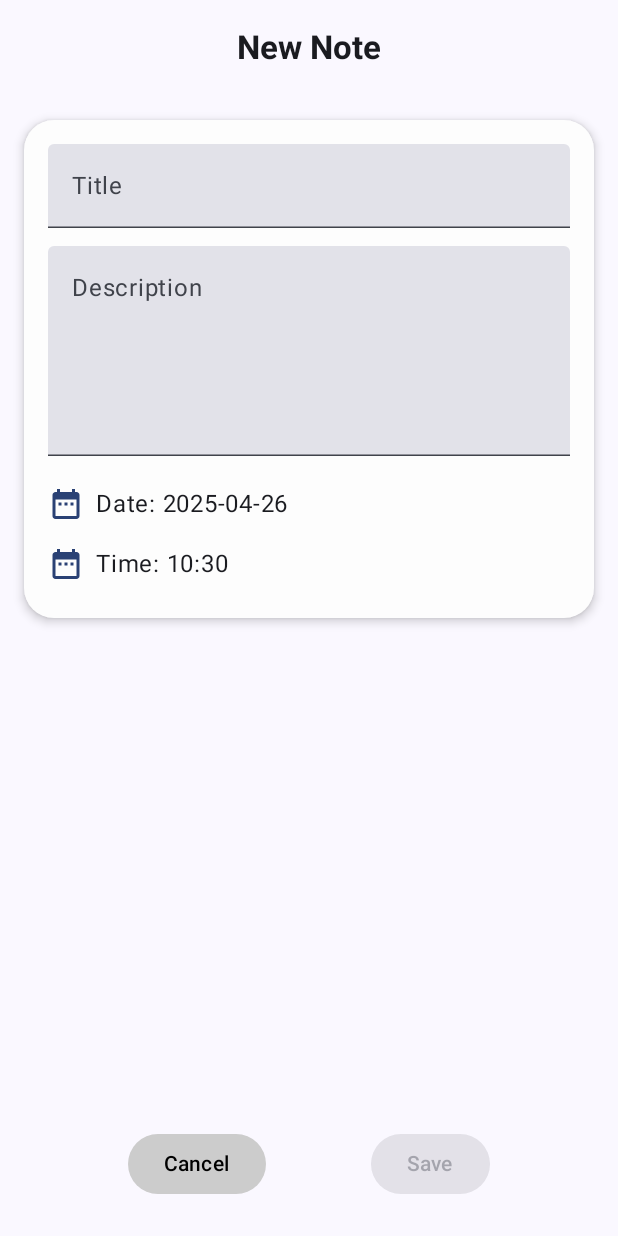
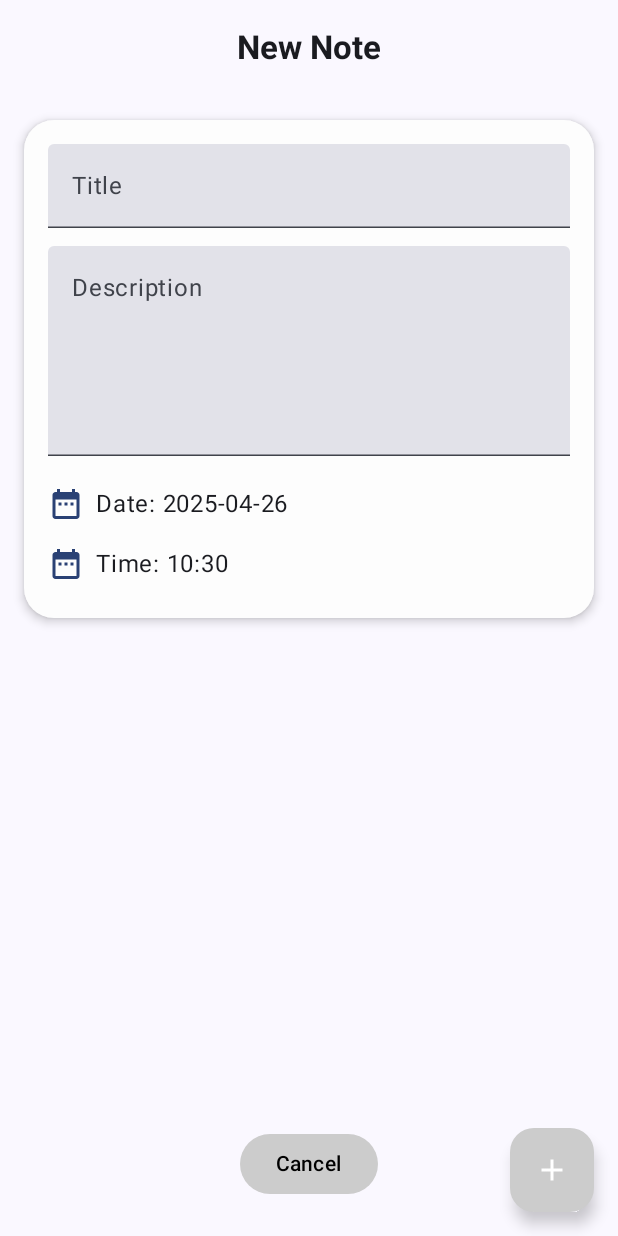
Before and after one commit to WantonOoze23/NoteList, an Android app built with Jetpack Compose: the AddEditNoteScreen screen opened through its navigation route, on a phone screen of 412 x 824 dp. Run offline under Robolectric (Android 15) with nearby library versions, the phone set to English and light mode, and no system bars.

Commit message:
add/edit button on addeditscreen changed

```diff
--- a/app/src/main/java/com/tyshko/notelist/ui/screens/AddEditNoteScreen.kt
+++ b/app/src/main/java/com/tyshko/notelist/ui/screens/AddEditNoteScreen.kt
@@ -4,6 +4,7 @@ import android.app.DatePickerDialog
 import android.app.TimePickerDialog
 import androidx.compose.animation.animateColor
 import androidx.compose.animation.core.RepeatMode
+import androidx.compose.animation.core.animateFloat
 import androidx.compose.animation.core.infiniteRepeatable
 import androidx.compose.animation.core.rememberInfiniteTransition
 import androidx.compose.animation.core.tween
@@ -11,12 +12,14 @@ import androidx.compose.foundation.clickable
 import androidx.compose.foundation.layout.*
 import androidx.compose.foundation.shape.RoundedCornerShape
 import androidx.compose.material.icons.Icons
+import androidx.compose.material.icons.filled.Add
 import androidx.compose.material.icons.filled.DateRange
 import androidx.compose.material3.*
 import androidx.compose.runtime.*
 import androidx.compose.ui.Alignment
 import androidx.compose.ui.Modifier
 import androidx.compose.ui.graphics.Color
+import androidx.compose.ui.graphics.graphicsLayer
 import androidx.compose.ui.platform.LocalContext
 import androidx.compose.ui.text.font.FontWeight
 import androidx.compose.ui.unit.dp
@@ -59,6 +62,44 @@ fun AddEditNoteScreen(
                     )
                 }
             )
+        },
+                modifier = Modifier
+                .statusBarsPadding()
+            .fillMaxSize(),
+        floatingActionButton = {
+            val infiniteTransition = rememberInfiniteTransition(label = "fab_animation")
+
+            val rotation by infiniteTransition.animateFloat(
+                initialValue = 0f,
+                targetValue = 360f,
+                animationSpec = infiniteRepeatable(
+                    animation = tween(durationMillis = 3000) ,
+                    repeatMode = RepeatMode.Restart
+                ),
+                label = "rotation"
+            )
+
+            FloatingActionButton(
+                onClick = {
+                    if (noteId != null) {
+                        viewModel.onEvent(NoteEvent.UpdateNote)
+                    } else {
+                        viewModel.onEvent(NoteEvent.SaveNote)
+                    }
+                    navController.popBackStack()
+                },
+                containerColor = if (isEnabled) color else Color.LightGray,
+                modifier = Modifier
+                    .graphicsLayer {
+                        rotationZ = if (isEnabled) rotation else 0f
+                    }
+            ) {
+                Icon(
+                    imageVector = Icons.Default.Add,
+                    contentDescription = "Add note",
+                    tint = Color.White
+                )
+            }
         }
     ) { padding ->
         Column(
@@ -179,23 +220,6 @@ fun AddEditNoteScreen(
                 ) {
                     Text("Cancel", color = Color.Black)
                 }
-                Button(
-                    onClick = {
-                        if (noteId != null) {
-                            viewModel.onEvent(NoteEvent.UpdateNote)
-                        } else {
-                            viewModel.onEvent(NoteEvent.SaveNote)
-                        }
-                        navController.popBackStack()
-                    },
-                    enabled = isEnabled,
-                    colors = ButtonDefaults.buttonColors(
-                        containerColor = if (isEnabled) color else Color.LightGray,
-                        contentColor = if (isEnabled) Color.White else Color.DarkGray
-                    )
-                ) {
-                    Text("Save")
-                }
             }
         }
     }
```
